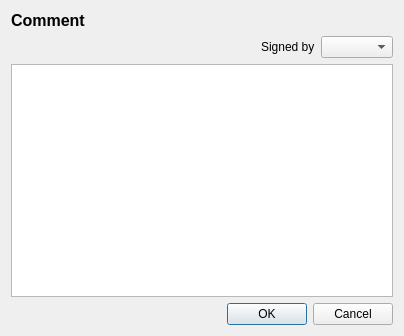
RetroShare/RetroShare, file retroshare-gui/src/gui/gxs/GxsCreateCommentDialog.ui: the form before one commit.
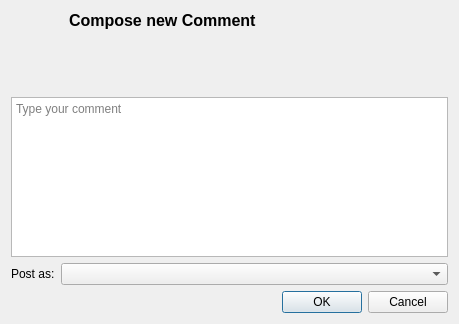
The form after the commit. Custom widgets are drawn as their Qt base class.

Commit message:
Improved Create comment dialog for channel/posted comments replies
*Improved Create comment dialog for channel/posted comment replies
*Update forum icons use the new flat one green/black
*Changed the context menu icon for Pin post
*Fixed for "new thread" dialog the title icon
*Added new circle icons for later to use

Diff of the .ui file:
```diff
--- a/retroshare-gui/src/gui/gxs/GxsCreateCommentDialog.ui
+++ b/retroshare-gui/src/gui/gxs/GxsCreateCommentDialog.ui
@@ -6,60 +6,125 @@
    <rect>
     <x>0</x>
     <y>0</y>
-    <width>404</width>
-    <height>336</height>
+    <width>459</width>
+    <height>324</height>
    </rect>
   </property>
   <property name="windowTitle">
    <string>Make Comment</string>
   </property>
-  <layout class="QVBoxLayout" name="GxsCreateCommentDialogVLayout">
-   <item>
-    <widget class="QLabel" name="titleLabel">
+  <layout class="QGridLayout" name="gridLayout">
+   <item row="0" column="1" colspan="2">
+    <widget class="GxsIdLabel" name="titleLabel">
      <property name="text">
       <string>&lt;!DOCTYPE HTML PUBLIC &quot;-//W3C//DTD HTML 4.0//EN&quot; &quot;http://www.w3.org/TR/REC-html40/strict.dtd&quot;&gt;
 &lt;html&gt;&lt;head&gt;&lt;meta name=&quot;qrichtext&quot; content=&quot;1&quot; /&gt;&lt;style type=&quot;text/css&quot;&gt;
 p, li { white-space: pre-wrap; }
 &lt;/style&gt;&lt;/head&gt;&lt;body style=&quot; font-family:'MS Shell Dlg 2'; font-size:8.25pt; font-weight:400; font-style:normal;&quot;&gt;
-&lt;p style=&quot; margin-top:0px; margin-bottom:0px; margin-left:0px; margin-right:0px; -qt-block-indent:0; text-indent:0px;&quot;&gt;&lt;span style=&quot; font-size:12pt; font-weight:600;&quot;&gt;Comment&lt;/span&gt;&lt;/p&gt;&lt;/body&gt;&lt;/html&gt;</string>
+&lt;p style=&quot; margin-top:0px; margin-bottom:0px; margin-left:0px; margin-right:0px; -qt-block-indent:0; text-indent:0px;&quot;&gt;&lt;span style=&quot; font-size:12pt; font-weight:600;&quot;&gt;Compose new Comment&lt;/span&gt;&lt;/p&gt;&lt;/body&gt;&lt;/html&gt;</string>
      </property>
+     <property name="alignment">
+      <set>Qt::AlignLeading|Qt::AlignLeft|Qt::AlignTop</set>
+     </property>
     </widget>
    </item>
-   <item>
+   <item row="0" column="0" rowspan="2">
+    <widget class="AvatarWidget" name="avatarLabel">
+     <property name="minimumSize">
+      <size>
+       <width>52</width>
+       <height>52</height>
+      </size>
+     </property>
+     <property name="maximumSize">
+      <size>
+       <width>52</width>
+       <height>52</height>
+      </size>
+     </property>
+     <property name="text">
+      <string/>
+     </property>
+     <property name="scaledContents">
+      <bool>true</bool>
+     </property>
+    </widget>
+   </item>
+   <item row="3" column="0" colspan="3">
     <layout class="QVBoxLayout" name="mainVLayout">
+     <item>
+      <widget class="GxsIdLabel" name="replaytolabel">
+       <property name="styleSheet">
+        <string notr="true"/>
+       </property>
+       <property name="text">
+        <string/>
+       </property>
+      </widget>
+     </item>
+     <item>
+      <widget class="MimeTextEdit" name="commentTextEdit">
+       <property name="styleSheet">
+        <string notr="true"/>
+       </property>
+       <property name="placeholderText">
+        <string>Type your comment</string>
+       </property>
+      </widget>
+     </item>
      <item>
       <layout class="QHBoxLayout" name="signedHLayout">
-       <item>
-        <spacer name="signedHSpacer">
-         <property name="orientation">
-          <enum>Qt::Horizontal</enum>
-         </property>
-         <property name="sizeHint" stdset="0">
-          <size>
-           <width>40</width>
-           <height>20</height>
-          </size>
-         </property>
-        </spacer>
-       </item>
        <item>
         <widget class="QLabel" name="signedLabel">
          <property name="text">
-          <string>Signed by</string>
+          <string>Post as:</string>
          </property>
         </widget>
        </item>
        <item>
-        <widget class="GxsIdChooser" name="idChooser"/>
+        <widget class="GxsIdChooser" name="idChooser">
+         <property name="sizePolicy">
+          <sizepolicy hsizetype="Expanding" vsizetype="Fixed">
+           <horstretch>0</horstretch>
+           <verstretch>0</verstretch>
+          </sizepolicy>
+         </property>
+         <property name="sizeAdjustPolicy">
+          <enum>QComboBox::AdjustToContentsOnFirstShow</enum>
+         </property>
+        </widget>
        </item>
       </layout>
      </item>
-     <item>
-      <widget class="MimeTextEdit" name="commentTextEdit"/>
-     </item>
     </layout>
    </item>
-   <item>
+   <item row="2" column="0">
+    <spacer name="verticalSpacer">
+     <property name="orientation">
+      <enum>Qt::Vertical</enum>
+     </property>
+     <property name="sizeHint" stdset="0">
+      <size>
+       <width>20</width>
+       <height>40</height>
+      </size>
+     </property>
+    </spacer>
+   </item>
+   <item row="1" column="1" rowspan="2" colspan="2">
+    <widget class="QLabel" name="commentLabel">
+     <property name="text">
+      <string/>
+     </property>
+     <property name="alignment">
+      <set>Qt::AlignLeading|Qt::AlignLeft|Qt::AlignTop</set>
+     </property>
+     <property name="wordWrap">
+      <bool>true</bool>
+     </property>
+    </widget>
+   </item>
+   <item row="4" column="0" colspan="3">
     <widget class="QDialogButtonBox" name="buttonBox">
      <property name="orientation">
       <enum>Qt::Horizontal</enum>
@@ -73,15 +138,26 @@
  </widget>
  <customwidgets>
   <customwidget>
-   <class>MimeTextEdit</class>
-   <extends>QTextEdit</extends>
-   <header location="global">gui/common/MimeTextEdit.h</header>
+   <class>GxsIdLabel</class>
+   <extends>QLabel</extends>
+   <header>gui/gxs/GxsIdLabel.h</header>
   </customwidget>
   <customwidget>
    <class>GxsIdChooser</class>
    <extends>QComboBox</extends>
    <header>gui/gxs/GxsIdChooser.h</header>
   </customwidget>
+  <customwidget>
+   <class>MimeTextEdit</class>
+   <extends>QTextEdit</extends>
+   <header location="global">gui/common/MimeTextEdit.h</header>
+  </customwidget>
+  <customwidget>
+   <class>AvatarWidget</class>
+   <extends>QLabel</extends>
+   <header>gui/common/AvatarWidget.h</header>
+   <container>1</container>
+  </customwidget>
  </customwidgets>
  <resources/>
  <connections/>
```
Left out of the diff: 5 changed lines with no effect on the pictures. The commit also changes 20 other files.
